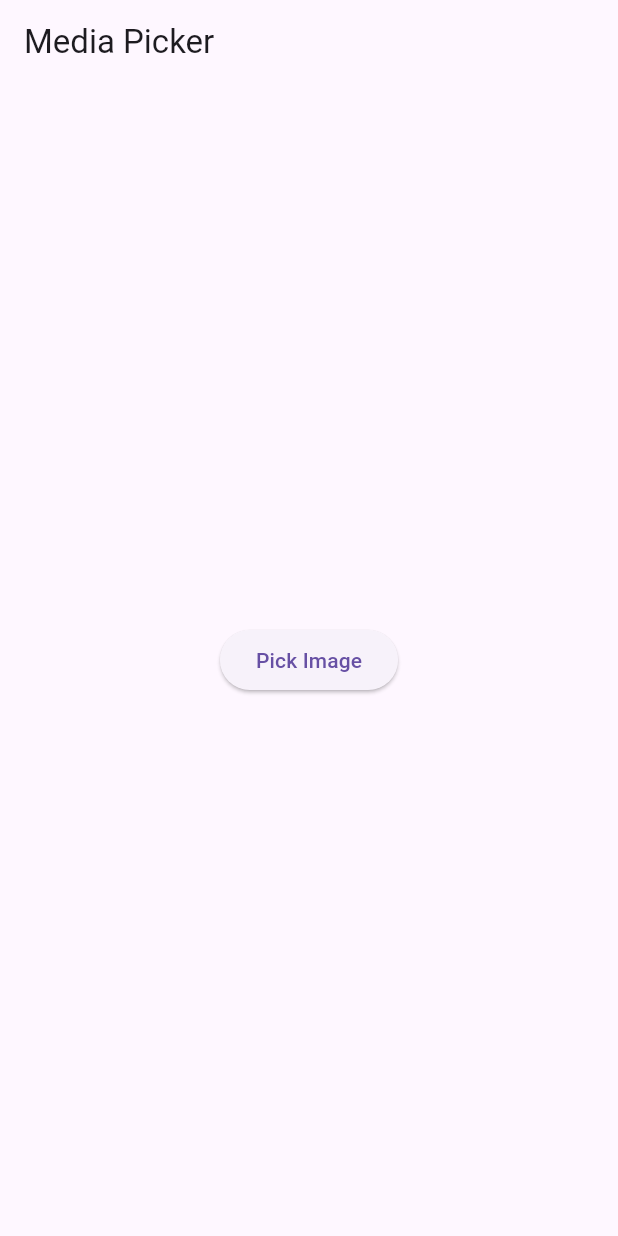
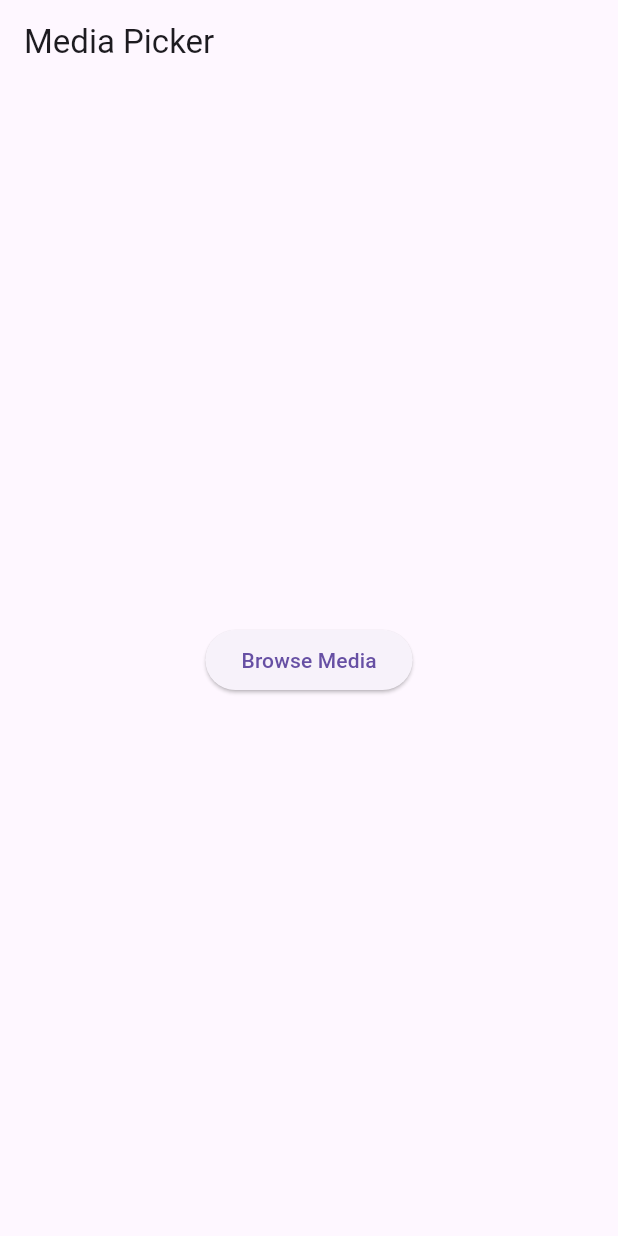
Before and after one commit to AlsoShantanuBorkar/custom_media_picker, a Flutter app: the screen it shows after launch, on a phone screen of 412 x 824 dp. Run offline on Flutter 3.47's test engine with Material 3 defaults, Android fonts, the phone set to English and light mode, and no system bars; our stand-ins replace video_player; missing offline and left inert: photo_manager.

Commit message:
refactor: extracted HomeScreen to separate file

```diff
--- a/lib/main.dart
+++ b/lib/main.dart
@@ -1,4 +1,5 @@
 import 'package:custom_media_picker/screens/album_list_screen.dart';
+import 'package:custom_media_picker/screens/home_screen.dart';
 import 'package:flutter/material.dart';
 
 void main() {
@@ -10,30 +11,8 @@ class MainApp extends StatelessWidget {
   @override
   Widget build(BuildContext context) {
     return const MaterialApp(
-        debugShowCheckedModeBanner: false, home: HomeScreen());
-  }
-}
-
-class HomeScreen extends StatelessWidget {
-  const HomeScreen({super.key});
-
-  @override
-  Widget build(BuildContext context) {
-    return Scaffold(
-      appBar: AppBar(
-        title: const Text("Media Picker"),
-      ),
-      body: Center(
-        child: ElevatedButton(
-            onPressed: () {
-              Navigator.of(context).push(
-                MaterialPageRoute(
-                  builder: (context) => const AlbumListScreen(),
-                ),
-              );
-            },
-            child: const Text("Pick Image")),
-      ),
+      debugShowCheckedModeBanner: false,
+      home: HomeScreen(),
     );
   }
 }
--- /dev/null
+++ b/lib/screens/home_screen.dart
@@ -0,0 +1,26 @@
+import 'package:custom_media_picker/screens/album_list_screen.dart';
+import 'package:flutter/material.dart';
+
+class HomeScreen extends StatelessWidget {
+  const HomeScreen({super.key});
+
+  @override
+  Widget build(BuildContext context) {
+    return Scaffold(
+      appBar: AppBar(
+        title: const Text("Media Picker"),
+      ),
+      body: Center(
+        child: ElevatedButton(
+            onPressed: () {
+              Navigator.of(context).push(
+                MaterialPageRoute(
+                  builder: (context) => const AlbumListScreen(),
+                ),
+              );
+            },
+            child: const Text("Browse Media")),
+      ),
+    );
+  }
+}
```
